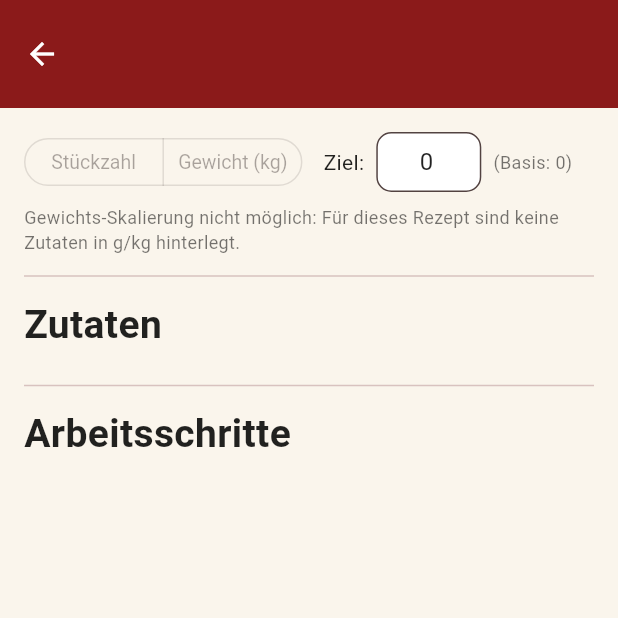
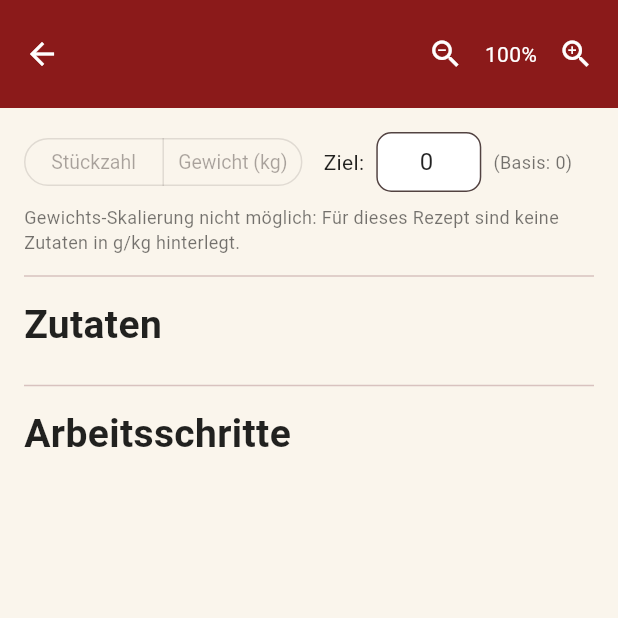
Before and after one commit to MichaelWester696/backfuchs-tablet-app, a Flutter app: the RezeptDetailScreen screen opened directly with empty values, on a phone screen of 412 x 824 dp, the top half of it. Run offline on Flutter 3.47's test engine with Material 3 defaults, Android fonts, the phone set to English and light mode, and no system bars; our stand-ins replace image_picker, supabase_flutter; accounts and stored records are empty.

Commit message:
Rezeptansicht: Zoom-Buttons für Zutaten- und Schritte-Schrift
Mitarbeiter können die Schriftgröße der Zutatenmengen/-namen und
Arbeitsschritte per +/- in der AppBar zwischen 70% und 180% anpassen.

Co-Authored-By: Claude Sonnet 5 <noreply@anthropic.com>

```diff
--- a/lib/screens/rezept_detail_screen.dart
+++ b/lib/screens/rezept_detail_screen.dart
@@ -22,6 +22,20 @@ class _RezeptDetailScreenState extends State<RezeptDetailScreen> {
 
   late double _zielGewichtKg;
   late TextEditingController _gewichtController;
+
+  // Lässt Mitarbeiter die Zutaten-/Schritte-Schrift am Tablet nach Bedarf
+  // größer oder kleiner stellen (z.B. bei größerem Abstand zum Bildschirm).
+  static const double _schriftMin = 0.7;
+  static const double _schriftMax = 1.8;
+  double _schriftSkalierung = 1.0;
+
+  void _schriftVerkleinern() {
+    setState(() => _schriftSkalierung = (_schriftSkalierung - 0.1).clamp(_schriftMin, _schriftMax));
+  }
+
+  void _schriftVergroessern() {
+    setState(() => _schriftSkalierung = (_schriftSkalierung + 0.1).clamp(_schriftMin, _schriftMax));
+  }
 
   @override
   void initState() {
@@ -84,7 +98,26 @@ class _RezeptDetailScreenState extends State<RezeptDetailScreen> {
     final gewichtVerfuegbar = r.basisGewichtKg > 0;
 
     return Scaffold(
-      appBar: AppBar(title: Text(r.name)),
+      appBar: AppBar(
+        title: Text(r.name),
+        actions: [
+          IconButton(
+            tooltip: 'Schrift verkleinern',
+            icon: const Icon(Icons.zoom_out),
+            onPressed: _schriftSkalierung > _schriftMin ? _schriftVerkleinern : null,
+          ),
+          Padding(
+            padding: const EdgeInsets.symmetric(horizontal: 2),
+            child: Text('${(_schriftSkalierung * 100).round()}%', style: const TextStyle(fontSize: 14)),
+          ),
+          IconButton(
+            tooltip: 'Schrift vergrößern',
+            icon: const Icon(Icons.zoom_in),
+            onPressed: _schriftSkalierung < _schriftMax ? _schriftVergroessern : null,
+          ),
+          const SizedBox(width: 4),
+        ],
+      ),
       body: ListView(
         padding: const EdgeInsets.all(16),
         children: [
@@ -185,19 +218,19 @@ class _RezeptDetailScreenState extends State<RezeptDetailScreen> {
                 crossAxisAlignment: CrossAxisAlignment.start,
                 children: [
                   SizedBox(
-                    width: 118,
+                    width: 118 * _schriftSkalierung,
                     child: Text(
                       _formatiereMengeLinks(menge, z.einheit),
                       textAlign: TextAlign.right,
-                      style: const TextStyle(
-                        fontSize: 22,
+                      style: TextStyle(
+                        fontSize: 22 * _schriftSkalierung,
                         fontWeight: FontWeight.w700,
-                        fontFeatures: [FontFeature.tabularFigures()],
+                        fontFeatures: const [FontFeature.tabularFigures()],
                       ),
                     ),
                   ),
                   const SizedBox(width: 14),
-                  Expanded(child: Text(z.name, style: const TextStyle(fontSize: 22))),
+                  Expanded(child: Text(z.name, style: TextStyle(fontSize: 22 * _schriftSkalierung))),
                 ],
               ),
             );
@@ -213,11 +246,14 @@ class _RezeptDetailScreenState extends State<RezeptDetailScreen> {
               child: Row(
                 crossAxisAlignment: CrossAxisAlignment.start,
                 children: [
-                  Text('$index. ', style: const TextStyle(fontSize: 22, fontWeight: FontWeight.bold)),
+                  Text('$index. ', style: TextStyle(fontSize: 22 * _schriftSkalierung, fontWeight: FontWeight.bold)),
                   Expanded(
                     child: Text(
                       schritt.text,
-                      style: TextStyle(fontSize: 22, fontStyle: schritt.fix ? FontStyle.italic : FontStyle.normal),
+                      style: TextStyle(
+                        fontSize: 22 * _schriftSkalierung,
+                        fontStyle: schritt.fix ? FontStyle.italic : FontStyle.normal,
+                      ),
                     ),
                   ),
                   if (schritt.fix)
```
